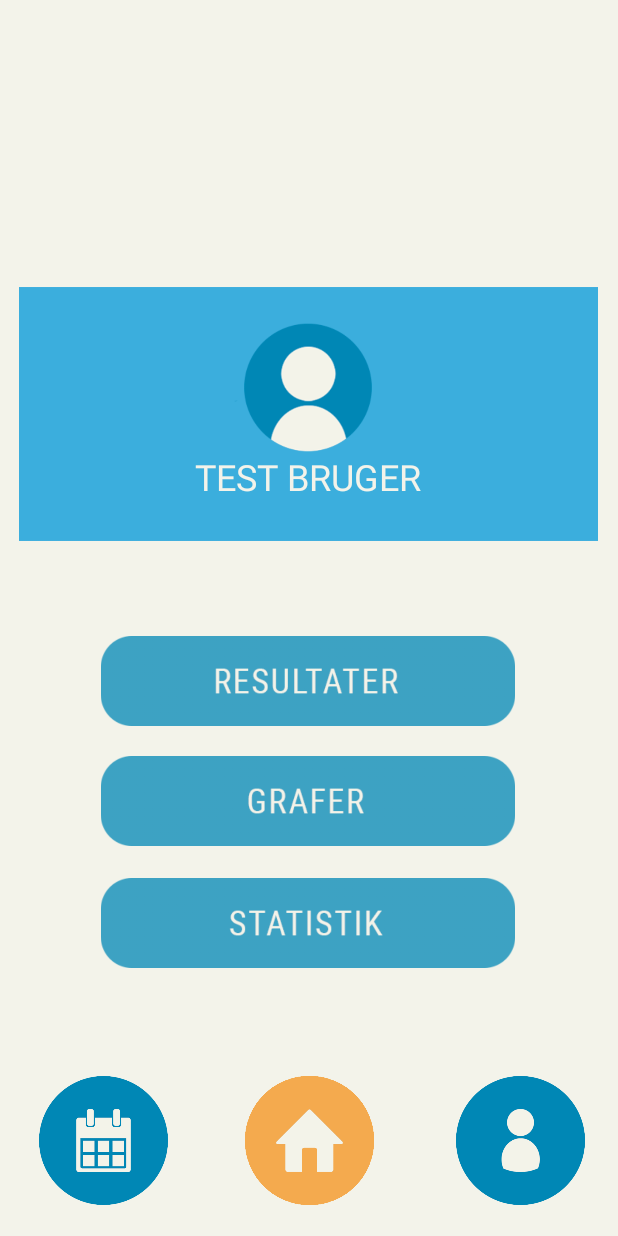
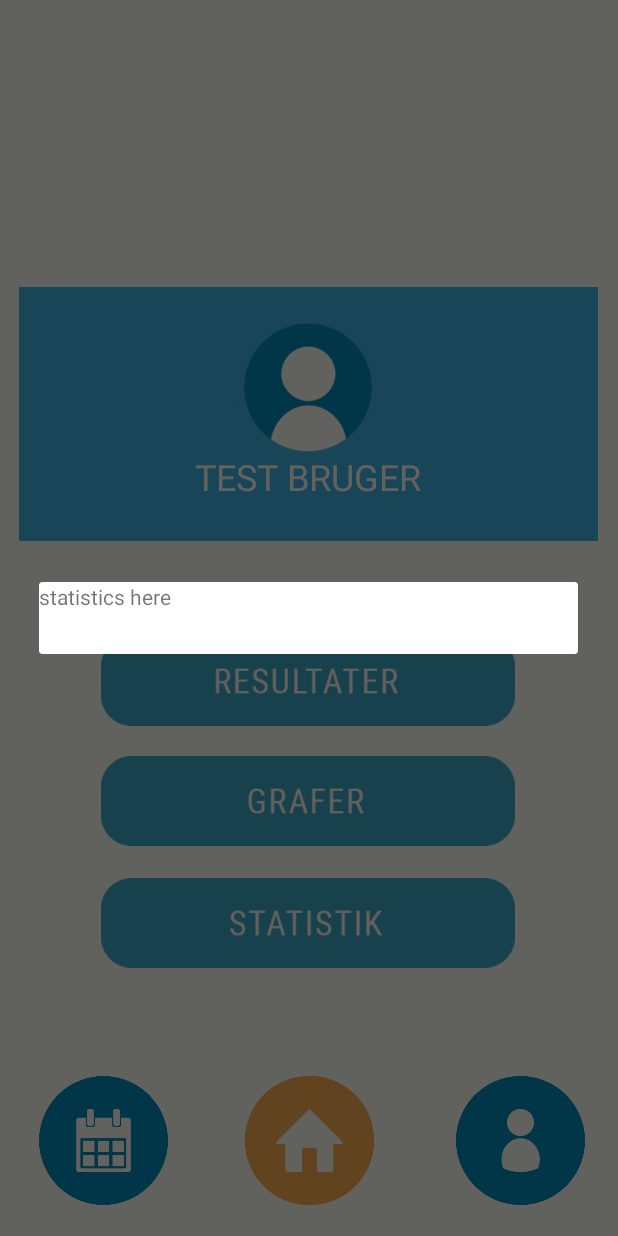
Before and after one commit to SVLaursen/AAU_P2_Project, an Android app: the fragment ProfileFragment placed in its activity, after a tap on an icon or button, on a phone screen of 412 x 824 dp. Run offline under Robolectric (Android 15) with nearby library versions, the phone set to English and light mode, and no system bars; Roboto replaces fonts that are not available here.

Commit message:
Further additions to the profile page

```diff
--- a/prototype/app/src/main/java/com/example/simonlaursen/p2_prototype/HomeFragment.java
+++ b/prototype/app/src/main/java/com/example/simonlaursen/p2_prototype/HomeFragment.java
@@ -119,6 +119,11 @@ public class HomeFragment extends Fragment {
     }
 
     private void DisplayDialog(View v, String type){
+        /*
+        This one is used to create dialog pop-ups containing information.
+        It takes in the view that we're current in and then a string to determine which pop-up we want.
+         */
+
         AlertDialog.Builder builder = new AlertDialog.Builder(v.getContext());
         View newView = null; //Null until changed when a specific dialog is chosen
         final Fragment fragment = this;
--- a/prototype/app/src/main/java/com/example/simonlaursen/p2_prototype/ProfileFragment.java
+++ b/prototype/app/src/main/java/com/example/simonlaursen/p2_prototype/ProfileFragment.java
@@ -1,6 +1,7 @@
 package com.example.simonlaursen.p2_prototype;
 
 
+import android.app.AlertDialog;
 import android.content.Context;
 import android.os.Bundle;
 import android.os.Vibrator;
@@ -45,6 +46,7 @@ public class ProfileFragment extends Fragment {
                 if(vibrator.hasVibrator()){
                     vibrator.vibrate(10);
                 }
+                DisplayDialog(v,"results");
             }
         });
 
@@ -54,6 +56,7 @@ public class ProfileFragment extends Fragment {
                 if(vibrator.hasVibrator()){
                     vibrator.vibrate(10);
                 }
+                DisplayDialog(v,"graphs");
             }
         });
 
@@ -63,8 +66,41 @@ public class ProfileFragment extends Fragment {
                 if(vibrator.hasVibrator()){
                     vibrator.vibrate(10);
                 }
+                DisplayDialog(v,"statistics");
             }
         });
+    }
+
+    private void DisplayDialog(View v, String type){
+        /*
+        This one is used to create dialog pop-ups containing information.
+        It takes in the view that we're current in and then a string to determine which pop-up we want.
+         */
+
+        AlertDialog.Builder builder = new AlertDialog.Builder(v.getContext());
+        View newView = null; //Null until changed when a specific dialog is chosen
+
+        if(type == "results"){
+            newView = getLayoutInflater().inflate(R.layout.dialog_results,null);
+
+            builder.setView(newView);
+            final AlertDialog dialog = builder.create();
+            dialog.show();
+        }
+        else if(type == "graphs"){
+            newView = getLayoutInflater().inflate(R.layout.dialog_graph,null);
+
+            builder.setView(newView);
+            final AlertDialog dialog = builder.create();
+            dialog.show();
+        }
+        else if(type == "statistics"){
+            newView = getLayoutInflater().inflate(R.layout.dialog_statistics,null);
+
+            builder.setView(newView);
+            final AlertDialog dialog = builder.create();
+            dialog.show();
+        }
     }
 
     private void Latest(View v){
--- /dev/null
+++ b/prototype/app/src/main/res/layout/dialog_statistics.xml
@@ -0,0 +1,15 @@
+<?xml version="1.0" encoding="utf-8"?>
+<android.support.constraint.ConstraintLayout
+    xmlns:android="http://schemas.android.com/apk/res/android"
+    xmlns:tools="http://schemas.android.com/tools"
+    android:layout_width="match_parent"
+    android:layout_height="match_parent">
+
+    <TextView
+        android:id="@+id/textView3"
+        android:layout_width="wrap_content"
+        android:layout_height="wrap_content"
+        android:text="statistics here"
+        tools:layout_editor_absoluteX="162dp"
+        tools:layout_editor_absoluteY="218dp" />
+</android.support.constraint.ConstraintLayout>
```
Also changed, not shown: prototype/app/src/main/res/layout/dialog_graph.xml (added, +15 -0 lines), prototype/app/src/main/res/layout/dialog_results.xml (added, +15 -0 lines).
